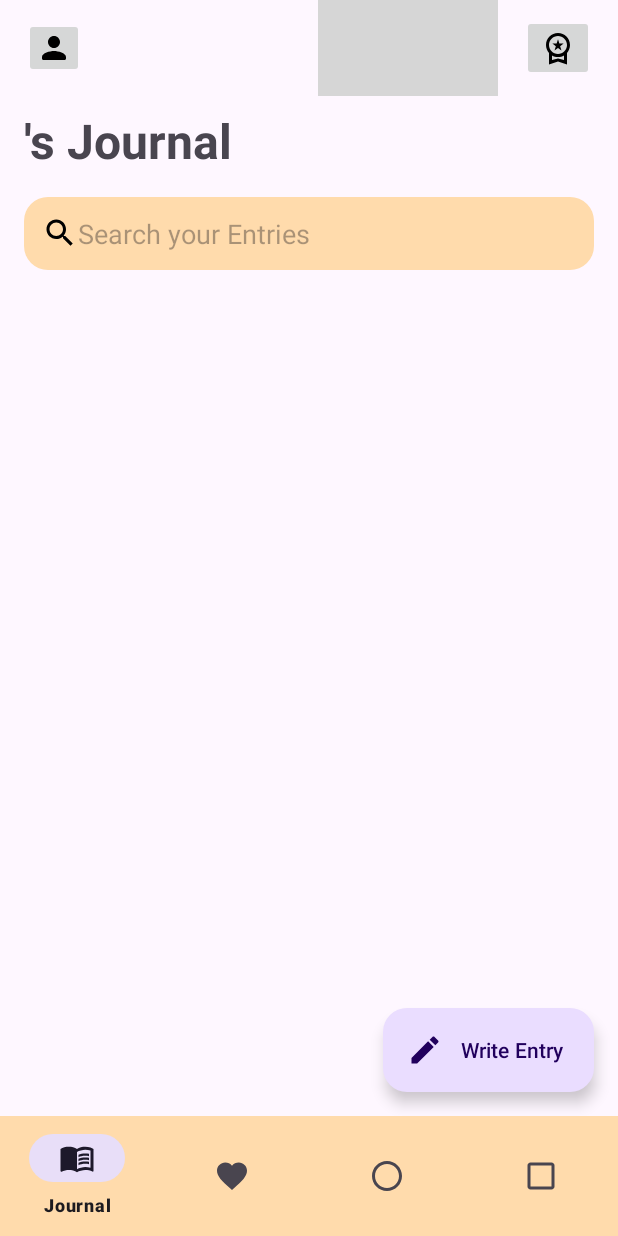
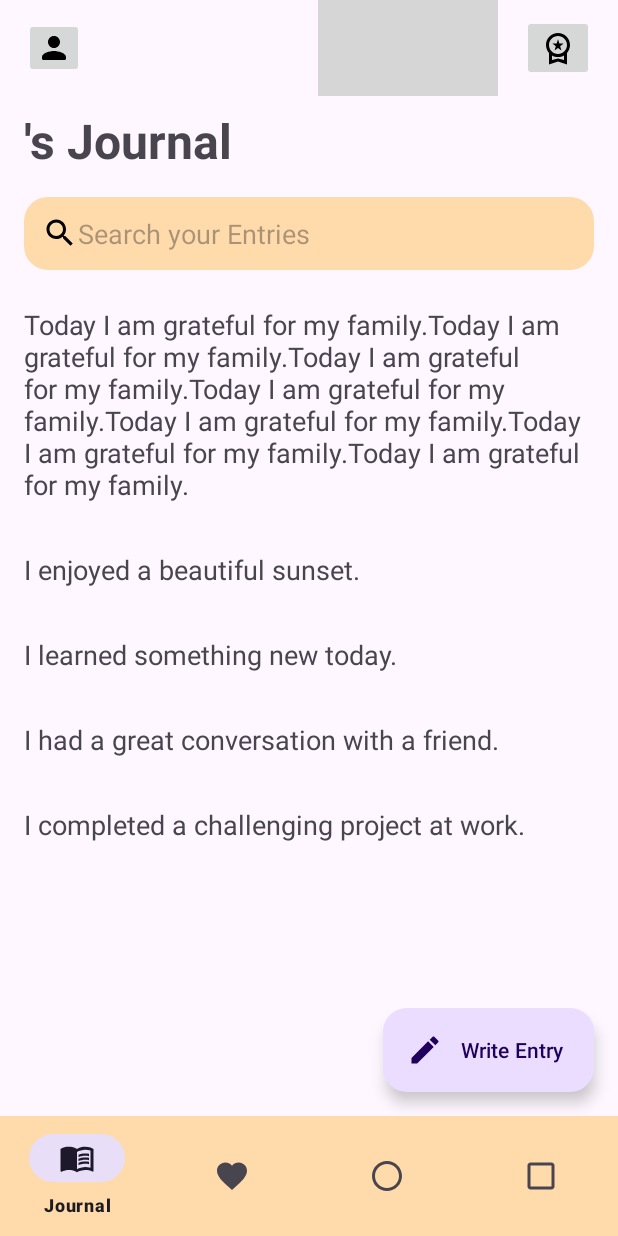
Before and after one commit to siddhant0210/Gratitude_App, an Android app: the Bottom1Fragment screen opened directly, with no data from a screen before it, on a phone screen of 412 x 824 dp. Run offline under Robolectric (Android 15) with nearby library versions, the phone set to English and light mode, and no system bars; grey boxes are pictures that could not be loaded.

Commit message:
added recycler view in the Bottom1Fragment

```diff
--- /dev/null
+++ b/app/src/main/java/com/example/gratitude/adapters/JournalAdapter.kt
@@ -0,0 +1,32 @@
+package com.example.gratitude.adapters
+
+import android.view.LayoutInflater
+import android.view.View
+import android.view.ViewGroup
+import android.widget.TextView
+import androidx.recyclerview.widget.RecyclerView
+import com.example.gratitude.R
+import com.example.gratitude.models.JournalEntry
+
+class JournalAdapter(private val entries : List<JournalEntry>) : RecyclerView.Adapter<JournalAdapter.JournalViewHolder>() {
+
+    class JournalViewHolder(view: View) : RecyclerView.ViewHolder(view) {
+        val journalEntryText: TextView = view.findViewById(R.id.journal_entry_text)
+    }
+    override fun onCreateViewHolder(
+        parent: ViewGroup,
+        viewType: Int
+    ): JournalAdapter.JournalViewHolder {
+        val view = LayoutInflater.from(parent.context).inflate(R.layout.journal_items,parent, false)
+        return JournalViewHolder(view)
+    }
+
+    override fun onBindViewHolder(holder: JournalAdapter.JournalViewHolder, position: Int) {
+        holder.journalEntryText.text = entries[position].content
+    }
+
+    override fun getItemCount(): Int {
+        return entries.size
+    }
+
+}
--- a/app/src/main/java/com/example/gratitude/fragments/Bottom1Fragment.kt
+++ b/app/src/main/java/com/example/gratitude/fragments/Bottom1Fragment.kt
@@ -10,8 +10,10 @@ import androidx.recyclerview.widget.LinearLayoutManager
 import androidx.recyclerview.widget.RecyclerView
 import com.example.gratitude.R
 import com.example.gratitude.ViewModels.SharedViewModel
+import com.example.gratitude.adapters.JournalAdapter
 import com.example.gratitude.databinding.FragmentBottom1Binding
 import com.example.gratitude.helper.USERNAME
+import com.example.gratitude.models.JournalEntry
 import com.example.gratitude.prefmanager.PrefManager
 
 class Bottom1Fragment : Fragment() {
@@ -20,6 +22,8 @@ class Bottom1Fragment : Fragment() {
     private lateinit var prefManager: PrefManager
     private lateinit var recyclerView: RecyclerView
     private lateinit var viewModel: SharedViewModel
+    private lateinit var journalAdapter: JournalAdapter
+    private val journalEntries = mutableListOf<JournalEntry>()
 
     override fun onCreateView(
         inflater: LayoutInflater, container: ViewGroup?,
@@ -33,10 +37,14 @@ class Bottom1Fragment : Fragment() {
 
     override fun onViewCreated(view: View, savedInstanceState: Bundle?) {
         super.onViewCreated(view, savedInstanceState)
-        binding.journal.text =  "${prefManager.getUserName(USERNAME)}'s Journal "
+        binding.journal.text = "${prefManager.getUserName(USERNAME)}'s Journal "
         recyclerView = binding.recyclerView
         recyclerView.layoutManager = LinearLayoutManager(requireContext())
+        binding.recyclerView.layoutManager = LinearLayoutManager(requireContext())
+        journalAdapter = JournalAdapter(journalEntries)
+        binding.recyclerView.adapter = journalAdapter
 
+        addSampleData()
         binding.extendedFab.setOnClickListener {
             viewModel.fabClicked.value = true
         }
@@ -50,4 +58,20 @@ class Bottom1Fragment : Fragment() {
             }
         })
     }
+
+    private fun addSampleData() {
+        journalEntries.add(
+            JournalEntry(
+                1,
+                "Today I am grateful for my family.Today I am grateful for my family.Today I am grateful for my family.Today I am grateful for my family.Today I am grateful for my family.Today I am grateful for my family.Today I am grateful for my family. "
+            )
+        )
+        journalEntries.add(JournalEntry(2, "I enjoyed a beautiful sunset."))
+        journalEntries.add(JournalEntry(3, "I learned something new today."))
+        journalEntries.add(JournalEntry(4, "I had a great conversation with a friend."))
+        journalEntries.add(JournalEntry(5, "I completed a challenging project at work."))
+
+        // Notify the adapter about the new data
+        journalAdapter.notifyDataSetChanged()
+    }
 }
--- /dev/null
+++ b/app/src/main/java/com/example/gratitude/models/JournalEntry.kt
@@ -0,0 +1,6 @@
+package com.example.gratitude.models
+
+data class JournalEntry(
+    val id: Int,
+    val content: String
+)
--- /dev/null
+++ b/app/src/main/res/drawable/baseline_check_24.xml
@@ -0,0 +1,5 @@
+<vector xmlns:android="http://schemas.android.com/apk/res/android" android:height="24dp" android:tint="#000000" android:viewportHeight="24" android:viewportWidth="24" android:width="24dp">
+
+    <path android:fillColor="@android:color/white" android:pathData="M9,16.17L4.83,12l-1.42,1.41L9,19 21,7l-1.41,-1.41z"/>
+
+</vector>
--- /dev/null
+++ b/app/src/main/res/drawable/rounded_bg_white.xml
@@ -0,0 +1,6 @@
+<?xml version="1.0" encoding="utf-8"?>
+<shape xmlns:android="http://schemas.android.com/apk/res/android"
+    android:shape="rectangle">
+    <corners android:radius="16dp"/> <!-- Adjust the radius as needed -->
+    <solid android:color="@color/white"/> <!-- Set the background color -->
+</shape>
--- a/app/src/main/res/layout/fragment_bottom1.xml
+++ b/app/src/main/res/layout/fragment_bottom1.xml
@@ -8,7 +8,7 @@
 
     <LinearLayout
         android:layout_width="match_parent"
-        android:layout_height="wrap_content"
+        android:layout_height="match_parent"
         android:orientation="vertical">
 
         <TextView
@@ -36,7 +36,7 @@
         <androidx.recyclerview.widget.RecyclerView
             android:id="@+id/recycler_view"
             android:layout_width="match_parent"
-            android:layout_height="0dp"
+            android:layout_height="match_parent"
             android:layout_marginTop="8dp"
             android:layout_weight="1" />
     </LinearLayout>
--- /dev/null
+++ b/app/src/main/res/layout/journal_items.xml
@@ -0,0 +1,13 @@
+<?xml version="1.0" encoding="utf-8"?>
+<LinearLayout xmlns:android="http://schemas.android.com/apk/res/android"
+    android:layout_width="match_parent"
+    android:layout_height="wrap_content"
+    android:orientation="vertical"
+    android:padding="16dp">
+
+    <TextView
+        android:id="@+id/journal_entry_text"
+        android:layout_width="match_parent"
+        android:layout_height="wrap_content"
+        android:textSize="18sp" />
+</LinearLayout>
```
Also changed, not shown: app/src/main/java/com/example/gratitude/fragments/ThoughtsFragment.kt (+14 -0 lines), app/src/main/res/layout/fragment_thoughts.xml (+53 -4 lines).
